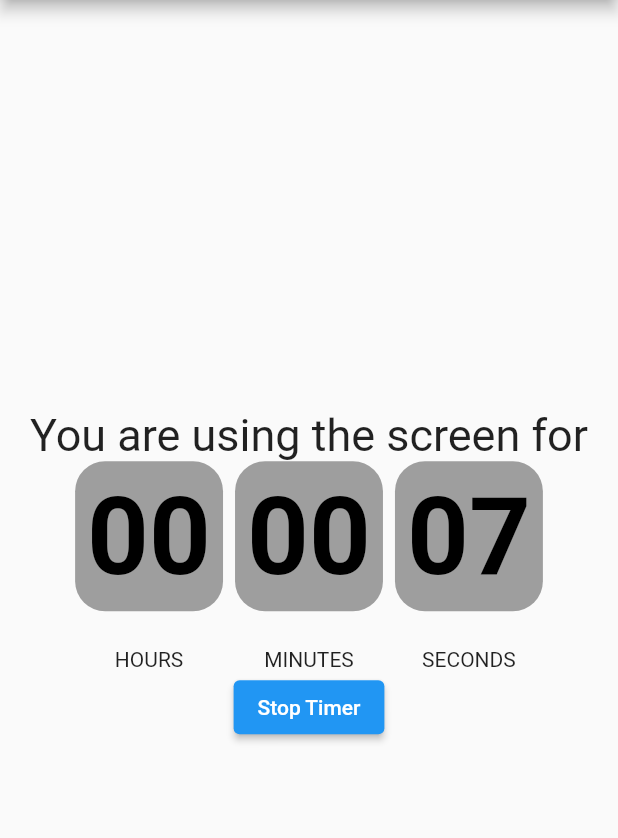
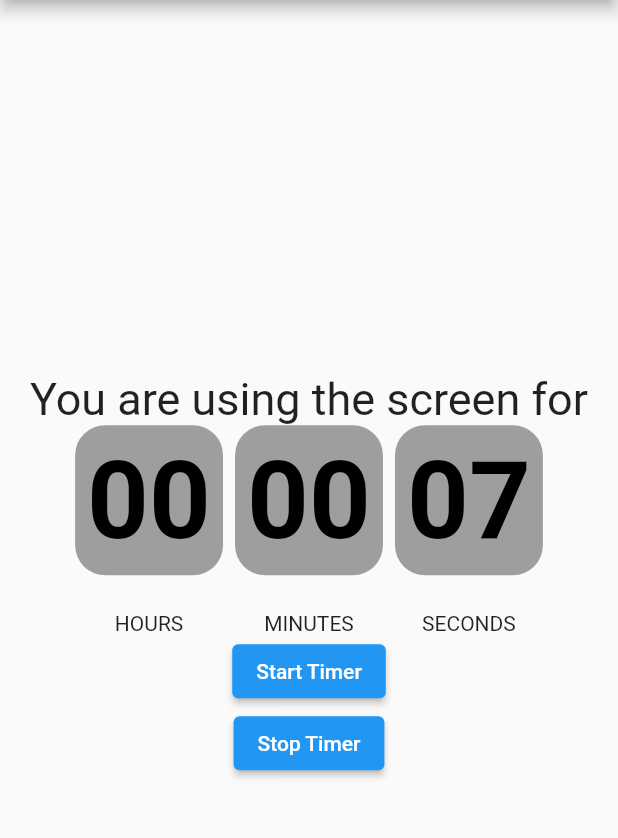
Before and after one commit to karakoc49/screen_usage_app, a Flutter app: the screen it shows after launch, on a phone screen of 412 x 824 dp, the part 84-922 px from its top. Run offline on Flutter 3.47's test engine with Material 2 defaults, Android fonts, the phone set to English and light mode, and no system bars; missing offline and left inert: screen_state.

Commit message:
added start timer button

```diff
--- a/lib/main.dart
+++ b/lib/main.dart
@@ -185,6 +185,11 @@ class _AnaEkranState extends State<AnaEkran> {
             buildTime(),
             ElevatedButton(
                 onPressed: () {
+                  startTimer();
+                },
+                child: Text("Start Timer")),
+            ElevatedButton(
+                onPressed: () {
                   stopTimer();
                 },
                 child: Text("Stop Timer")),
```
